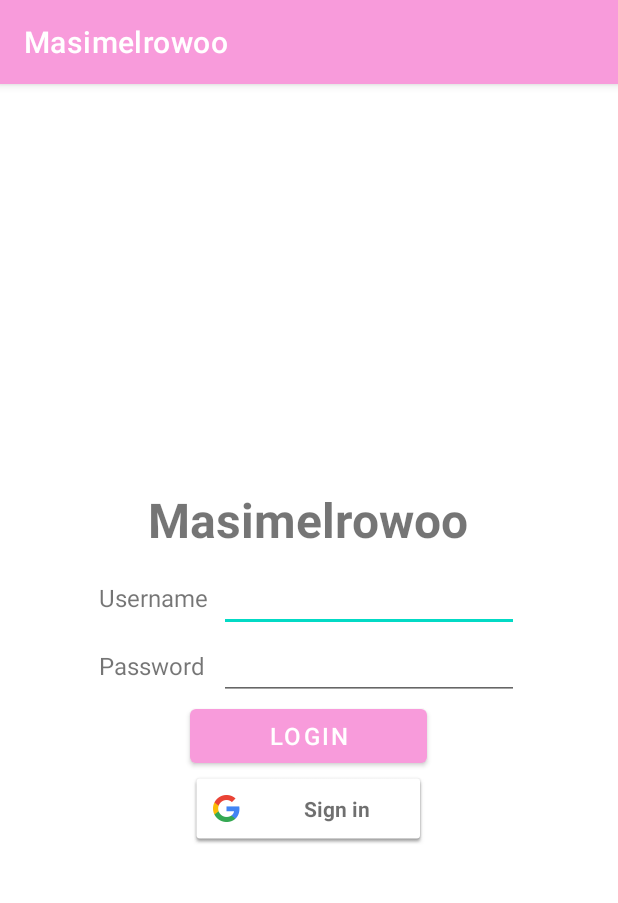
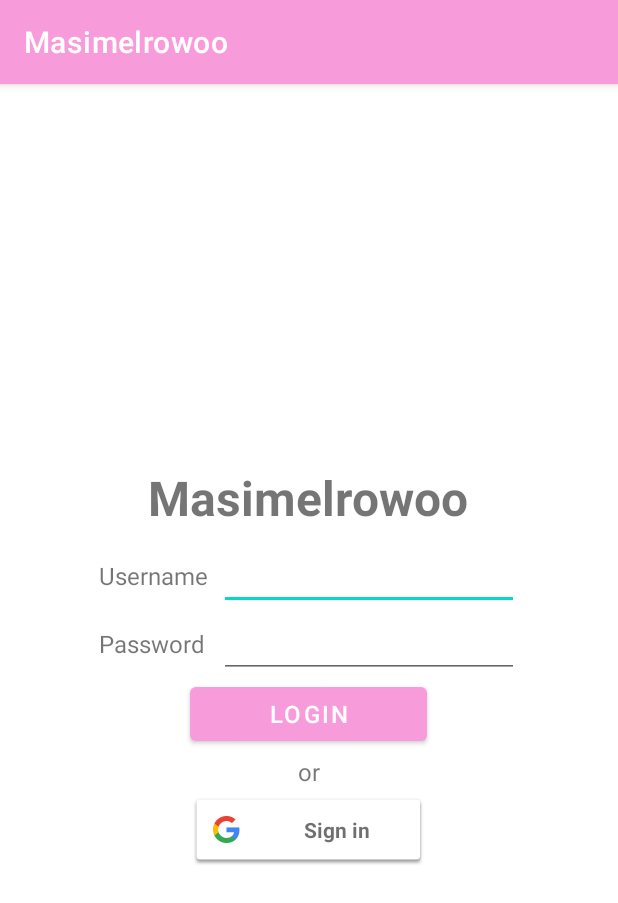
Before and after one commit to maria-vabiolla/tubesppb, an Android app: the screen it shows after launch (MainActivity), on a phone screen of 412 x 824 dp. Shown: the top 903 px of the screen. Run offline under Robolectric (Android 15) with nearby library versions, the phone set to English and light mode, and no system bars.

```diff
--- a/app/src/main/java/com/example/masimelrowoo/MainActivity.kt
+++ b/app/src/main/java/com/example/masimelrowoo/MainActivity.kt
@@ -33,6 +33,10 @@ class MainActivity : AppCompatActivity(), View.OnClickListener {
             .requestProfile()
             .build();
         mGoogleSignInClient = GoogleSignIn.getClient(this, gso)
+
+        val btnLogin: Button =
+            findViewById(R.id.btn_login)
+        btnLogin.setOnClickListener(this)
     }
 
     public override fun onStart() {
@@ -51,6 +55,10 @@ class MainActivity : AppCompatActivity(), View.OnClickListener {
             R.id.googleSignIn -> {
                 val signInIntent = mGoogleSignInClient.getSignInIntent()
                 startActivityForResult(signInIntent, RC_SIGN_IN)
+            }
+            R.id.btn_login -> {
+                val moveIntent = Intent(this@MainActivity, NavigationActivity::class.java)
+                startActivity(moveIntent)
             }
         }
     }
--- a/app/src/main/java/com/example/masimelrowoo/ui/friend/FriendFragment.kt
+++ b/app/src/main/java/com/example/masimelrowoo/ui/friend/FriendFragment.kt
@@ -8,6 +8,7 @@ import android.view.LayoutInflater
 import android.view.View
 import android.view.ViewGroup
 import android.widget.ProgressBar
+import android.widget.TextView
 import androidx.lifecycle.ViewModelProvider
 import androidx.recyclerview.widget.LinearLayoutManager
 import androidx.recyclerview.widget.RecyclerView
--- a/app/src/main/res/layout/activity_main.xml
+++ b/app/src/main/res/layout/activity_main.xml
@@ -66,6 +66,13 @@
         android:text="LOGIN"
         android:textSize="16dp" />
 
+    <TextView
+        android:layout_width="wrap_content"
+        android:layout_height="wrap_content"
+        android:text="or"
+        android:padding="3dp"
+        android:textSize="16dp" />
+
     <com.google.android.gms.common.SignInButton
         android:layout_width="158dp"
         android:layout_height="wrap_content"
```
Also changed, not shown: app/src/main/java/com/example/masimelrowoo/FriendListAddUpdateActivity.kt (+4 -5 lines), app/src/main/java/com/example/masimelrowoo/ui/home/HomeFragment.kt (+6 -1 lines).
